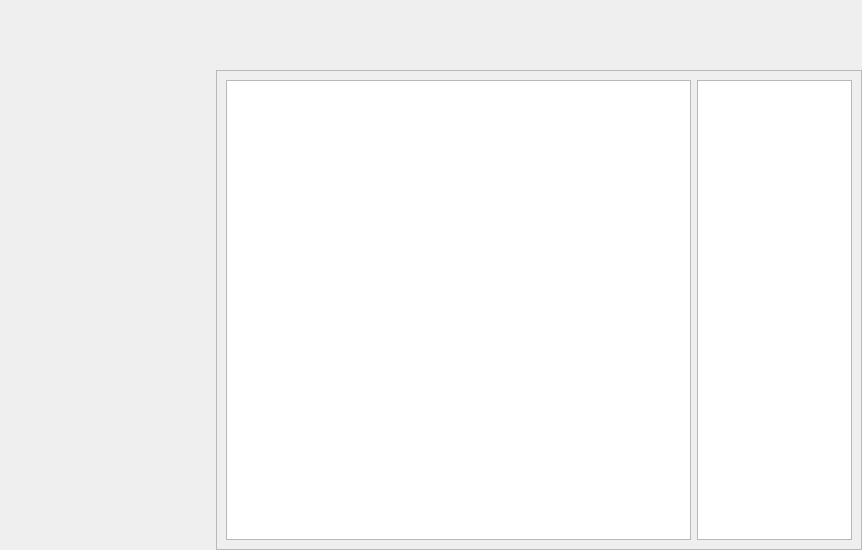
This is frontend_pages/registration/registration_window.ui in sdpunit/OrthoVis as Qt 5 draws it before an edit. The edited form follows.
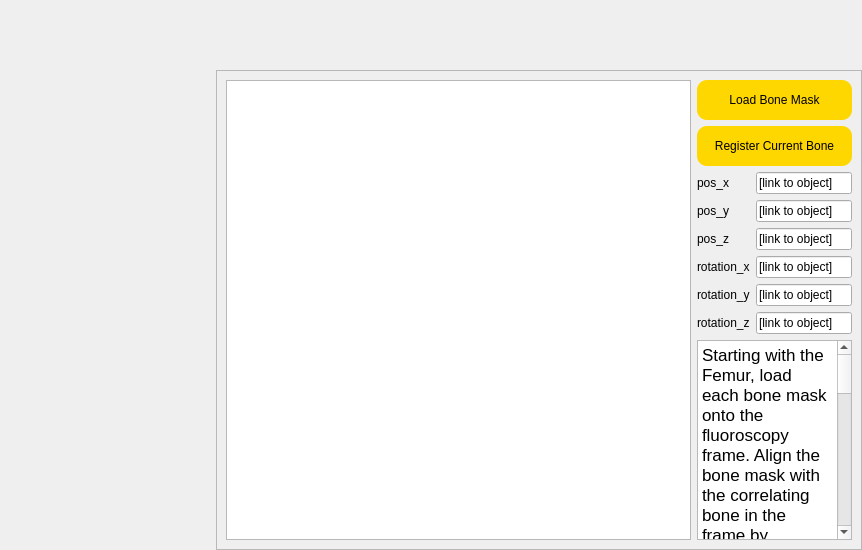
This is the edited form. Custom widgets are drawn as their Qt base class.

```diff
--- a/frontend_pages/registration/registration_window.ui
+++ b/frontend_pages/registration/registration_window.ui
@@ -105,7 +105,7 @@
            <property name="styleSheet">
             <string notr="true"/>
            </property>
-           <layout class="QVBoxLayout" name="verticalLayout_2">
+           <layout class="QVBoxLayout" name="verticalLayout_2" stretch="0,0,0,0">
             <property name="leftMargin">
              <number>0</number>
             </property>
@@ -119,7 +119,153 @@
              <number>0</number>
             </property>
             <item>
-             <widget class="QGraphicsView" name="graphicsView"/>
+             <widget class="QPushButton" name="pushButton">
+              <property name="minimumSize">
+               <size>
+                <width>0</width>
+                <height>40</height>
+               </size>
+              </property>
+              <property name="styleSheet">
+               <string notr="true">background-color: rgb(255, 215, 0);
+border-radius: 10px;
+border: none;
+font: 600 12pt &quot;Segoe UI&quot;;
+</string>
+              </property>
+              <property name="text">
+               <string>Load Bone Mask</string>
+              </property>
+             </widget>
+            </item>
+            <item>
+             <widget class="QPushButton" name="pushButton_2">
+              <property name="minimumSize">
+               <size>
+                <width>0</width>
+                <height>40</height>
+               </size>
+              </property>
+              <property name="styleSheet">
+               <string notr="true">background-color: rgb(255, 215, 0);
+border-radius: 10px;
+border: none;
+font: 600 12pt &quot;Segoe UI&quot;;
+</string>
+              </property>
+              <property name="text">
+               <string>Register Current Bone</string>
+              </property>
+             </widget>
+            </item>
+            <item>
+             <layout class="QFormLayout" name="formLayout">
+              <property name="bottomMargin">
+               <number>0</number>
+              </property>
+              <item row="0" column="0">
+               <widget class="QLabel" name="pos_xLabel">
+                <property name="text">
+                 <string>pos_x</string>
+                </property>
+               </widget>
+              </item>
+              <item row="0" column="1">
+               <widget class="QLineEdit" name="pos_x">
+                <property name="text">
+                 <string>[link to object]</string>
+                </property>
+               </widget>
+              </item>
+              <item row="1" column="0">
+               <widget class="QLabel" name="pos_yLabel">
+                <property name="text">
+                 <string>pos_y</string>
+                </property>
+               </widget>
+              </item>
+              <item row="1" column="1">
+               <widget class="QLineEdit" name="pos_yLineEdit">
+                <property name="text">
+                 <string>[link to object]</string>
+                </property>
+               </widget>
+              </item>
+              <item row="2" column="0">
+               <widget class="QLabel" name="pos_zLabel">
+                <property name="text">
+                 <string>pos_z</string>
+                </property>
+               </widget>
+              </item>
+              <item row="2" column="1">
+               <widget class="QLineEdit" name="pos_zLineEdit">
+                <property name="text">
+                 <string>[link to object]</string>
+                </property>
+               </widget>
+              </item>
+              <item row="3" column="0">
+               <widget class="QLabel" name="rotation_xLabel">
+                <property name="text">
+                 <string>rotation_x</string>
+                </property>
+               </widget>
+              </item>
+              <item row="3" column="1">
+               <widget class="QLineEdit" name="rotation_xLineEdit">
+                <property name="text">
+                 <string>[link to object]</string>
+                </property>
+               </widget>
+              </item>
+              <item row="4" column="0">
+               <widget class="QLabel" name="rotation_yLabel">
+                <property name="text">
+                 <string>rotation_y</string>
+                </property>
+               </widget>
+              </item>
+              <item row="4" column="1">
+               <widget class="QLineEdit" name="rotation_yLineEdit">
+                <property name="text">
+                 <string>[link to object]</string>
+                </property>
+               </widget>
+              </item>
+              <item row="5" column="0">
+               <widget class="QLabel" name="rotation_zLabel">
+                <property name="text">
+                 <string>rotation_z</string>
+                </property>
+               </widget>
+              </item>
+              <item row="5" column="1">
+               <widget class="QLineEdit" name="rotation_zLineEdit">
+                <property name="text">
+                 <string>[link to object]</string>
+                </property>
+               </widget>
+              </item>
+             </layout>
+            </item>
+            <item>
+             <widget class="QTextEdit" name="textEdit">
+              <property name="html">
+               <string>&lt;!DOCTYPE HTML PUBLIC &quot;-//W3C//DTD HTML 4.0//EN&quot; &quot;http://www.w3.org/TR/REC-html40/strict.dtd&quot;&gt;
+&lt;html&gt;&lt;head&gt;&lt;meta name=&quot;qrichtext&quot; content=&quot;1&quot; /&gt;&lt;meta charset=&quot;utf-8&quot; /&gt;&lt;style type=&quot;text/css&quot;&gt;
+p, li { white-space: pre-wrap; }
+hr { height: 1px; border-width: 0; }
+li.unchecked::marker { content: &quot;\2610&quot;; }
+li.checked::marker { content: &quot;\2612&quot;; }
+&lt;/style&gt;&lt;/head&gt;&lt;body style=&quot; font-family:'.AppleSystemUIFont'; font-size:13pt; font-weight:400; font-style:normal;&quot;&gt;
+&lt;p style=&quot; margin-top:0px; margin-bottom:0px; margin-left:0px; margin-right:0px; -qt-block-indent:0; text-indent:0px;&quot;&gt;Starting with the Femur, load each bone mask onto the fluoroscopy frame. Align the bone mask with the correlating bone in the frame by manipulating themask with 6 DoF. Following the Femur, the Tibia and Fibula will need to be registered.&lt;/p&gt;
+&lt;p style=&quot;-qt-paragraph-type:empty; margin-top:0px; margin-bottom:0px; margin-left:0px; margin-right:0px; -qt-block-indent:0; text-indent:0px;&quot;&gt;&lt;br /&gt;&lt;/p&gt;
+&lt;p style=&quot; margin-top:0px; margin-bottom:0px; margin-left:0px; margin-right:0px; -qt-block-indent:0; text-indent:0px;&quot;&gt;Use mouse interactions for translations and [inset interaction type] for rotations. You may also manually change the parameters of the mask using the above input fields.&lt;/p&gt;
+&lt;p style=&quot;-qt-paragraph-type:empty; margin-top:0px; margin-bottom:0px; margin-left:0px; margin-right:0px; -qt-block-indent:0; text-indent:0px;&quot;&gt;&lt;br /&gt;&lt;/p&gt;
+&lt;p style=&quot; margin-top:0px; margin-bottom:0px; margin-left:0px; margin-right:0px; -qt-block-indent:0; text-indent:0px;&quot;&gt;Upon confirming registration of the current bone, our high powered AI model will register the current bone mask to the rest of the fluoroscopy frames.&lt;/p&gt;&lt;/body&gt;&lt;/html&gt;</string>
+              </property>
+             </widget>
             </item>
            </layout>
           </widget>
```
